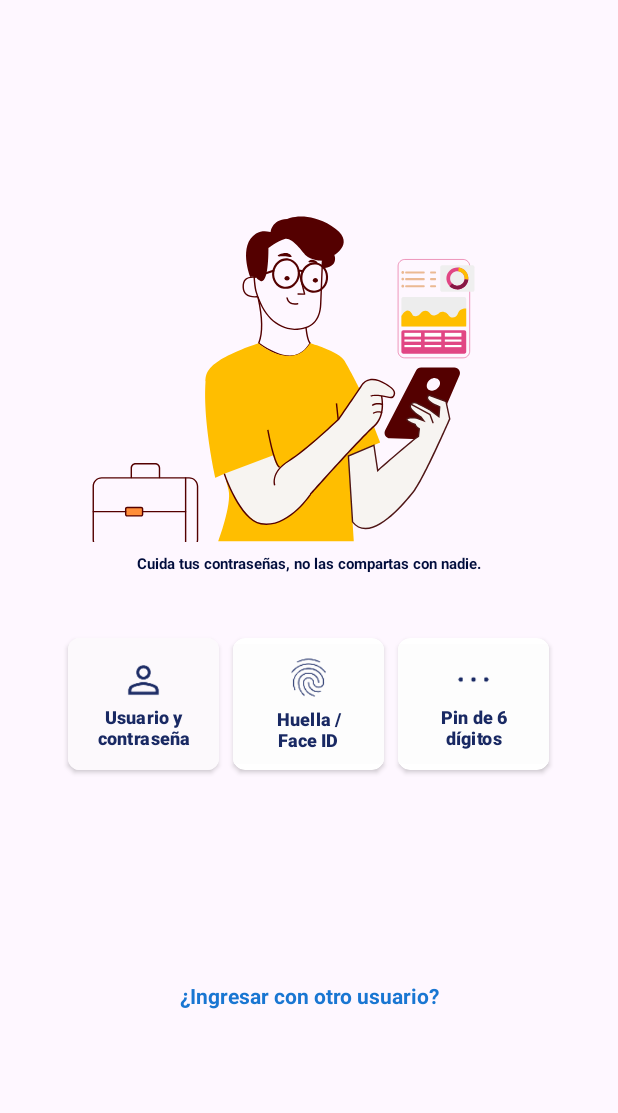
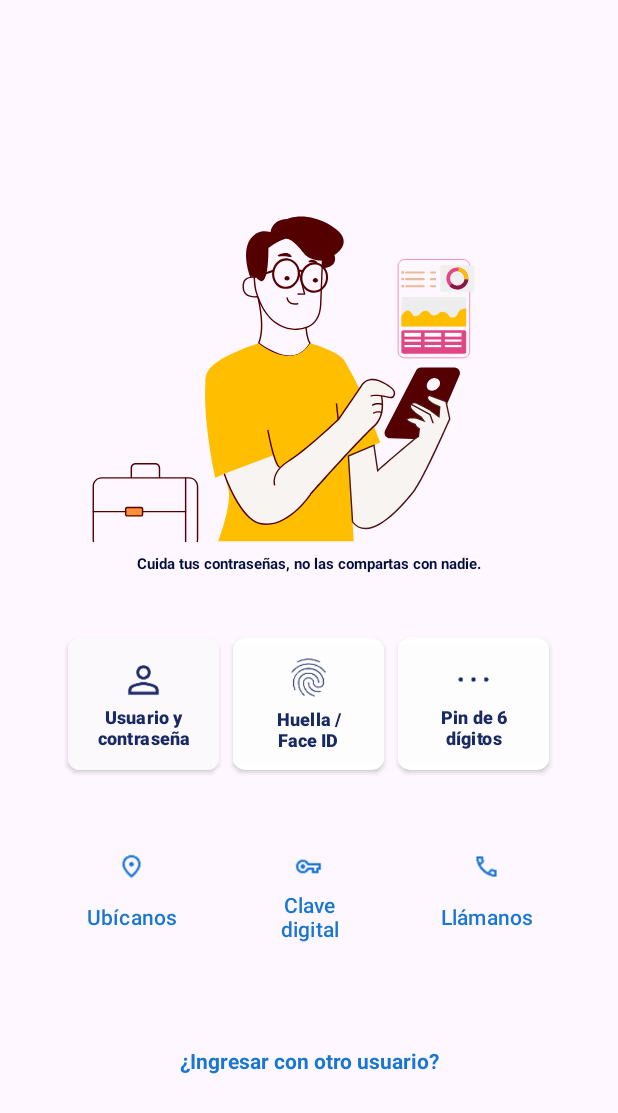
Before and after one commit to JoseLozanoMorales/Diseno-Responsivo-Inicio-de-sesion, an Android app: the screen it shows after launch (MainActivity), on a phone screen of 412 x 824 dp. Shown: the top 1113 px of the screen. Run offline under Robolectric (Android 15) with nearby library versions, the phone set to English and light mode, and no system bars.

Commit message:
Se añaden los últimos botones azules de la pantalla

```diff
--- a/app/src/main/res/layout/activity_main.xml
+++ b/app/src/main/res/layout/activity_main.xml
@@ -124,11 +124,12 @@
     </RadioGroup>
 
     <!-- TextView "Ingresar con otro usuario" -->
+
     <TextView
         android:id="@+id/textView_loginWithOtherUser"
         android:layout_width="wrap_content"
         android:layout_height="wrap_content"
-        android:layout_marginTop="112dp"
+        android:layout_marginTop="24dp"
         android:background="?android:attr/selectableItemBackground"
         android:gravity="center"
         android:padding="10dp"
@@ -138,6 +139,80 @@
         android:textStyle="bold"
         app:layout_constraintEnd_toEndOf="parent"
         app:layout_constraintStart_toStartOf="parent"
-        app:layout_constraintTop_toBottomOf="@id/radioGroup" />
+        app:layout_constraintTop_toBottomOf="@+id/linearLayout2" />
+
+    <LinearLayout
+        android:id="@+id/linearLayout2"
+        android:layout_width="360dp"
+        android:layout_height="123dp"
+        android:layout_marginTop="8dp"
+        android:orientation="vertical"
+        app:layout_constraintEnd_toEndOf="@+id/radioGroup"
+        app:layout_constraintStart_toStartOf="@+id/radioGroup"
+        app:layout_constraintTop_toBottomOf="@+id/radioGroup">
+
+        <androidx.constraintlayout.widget.ConstraintLayout
+            android:layout_width="match_parent"
+            android:layout_height="123dp">
+
+            <Button
+                android:id="@+id/button6"
+                style="@style/Widget.Material3.Button"
+                android:layout_width="113dp"
+                android:layout_height="86dp"
+                android:background="#00FFFFFF"
+                android:text="Ubícanos"
+                android:textColor="#1976D2"
+                android:textColorLink="#00752828"
+                android:textSize="14sp"
+                app:icon="@drawable/location"
+                app:iconGravity="top"
+                app:iconPadding="1dp"
+                app:iconTint="#1976D2"
+                app:layout_constraintBottom_toBottomOf="@+id/button5"
+                app:layout_constraintEnd_toStartOf="@+id/button5"
+                app:layout_constraintStart_toStartOf="parent"
+                app:layout_constraintTop_toTopOf="@+id/button5"
+                app:layout_constraintVertical_bias="1.0" />
+
+            <Button
+                android:id="@+id/button5"
+                style="@style/Widget.Material3.Button"
+                android:layout_width="113dp"
+                android:layout_height="86dp"
+                android:background="#00FFFFFF"
+                android:backgroundTint="#00FFFFFF"
+                android:text="Clave digital"
+                android:textColor="#1976D2"
+                android:textSize="14sp"
+                app:icon="@drawable/key"
+                app:iconGravity="top"
+                app:iconPadding="1dp"
+                app:iconTint="#1976D2"
+                app:layout_constraintBottom_toBottomOf="parent"
+                app:layout_constraintEnd_toStartOf="@+id/button4"
+                app:layout_constraintStart_toEndOf="@+id/button6"
+                app:layout_constraintTop_toTopOf="parent" />
+
+            <Button
+                android:id="@+id/button4"
+                style="@style/Widget.Material3.Button"
+                android:layout_width="113dp"
+                android:layout_height="86dp"
+                android:background="#00FFFFFF"
+                android:backgroundTint="#00FFFFFF"
+                android:text="Llámanos"
+                android:textColor="#1976D2"
+                android:textSize="14sp"
+                app:icon="@drawable/cellfon"
+                app:iconGravity="top"
+                app:iconPadding="1dp"
+                app:iconTint="#1976D2"
+                app:layout_constraintBottom_toBottomOf="@+id/button5"
+                app:layout_constraintEnd_toEndOf="parent"
+                app:layout_constraintStart_toEndOf="@+id/button5"
+                app:layout_constraintTop_toTopOf="@+id/button5" />
+        </androidx.constraintlayout.widget.ConstraintLayout>
+    </LinearLayout>
 
 </androidx.constraintlayout.widget.ConstraintLayout>
```
Also changed, not shown: app/src/main/res/drawable/cellfon.png (added), app/src/main/res/drawable/key.png (added), app/src/main/res/drawable/location.png (added).
